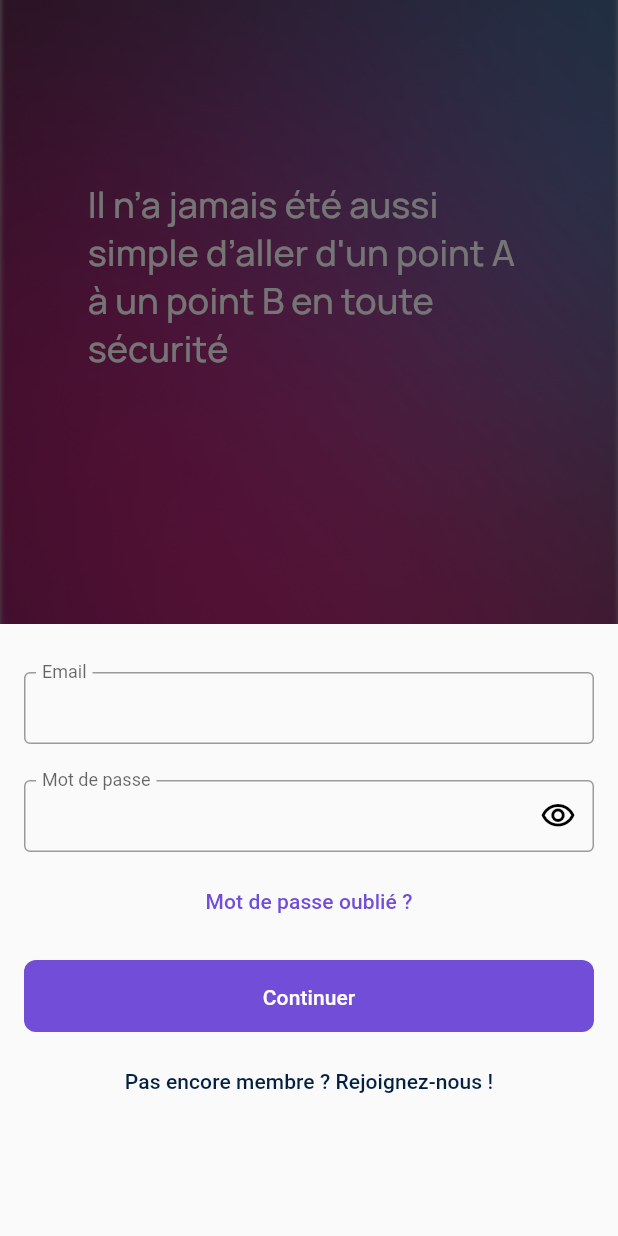
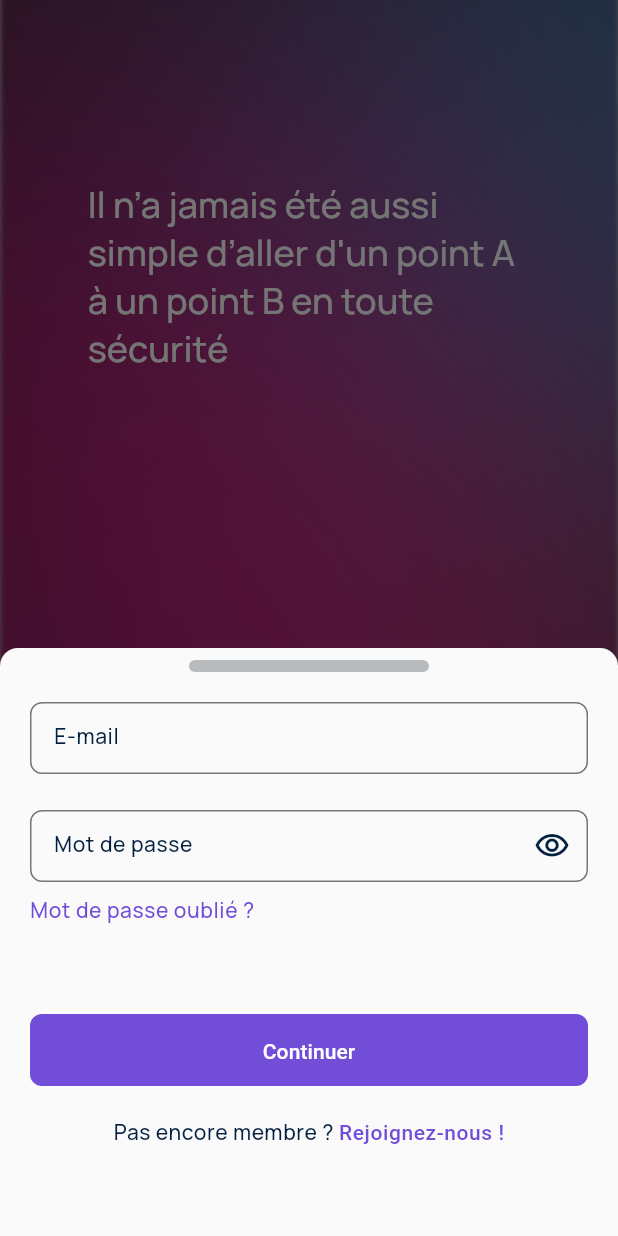
Before and after one commit to Swafe-app/swafe-app, a Flutter app: the screen it shows after launch, after a tap on "Tu as déjà un compte ? Se connecter", on a phone screen of 412 x 824 dp. Run offline on Flutter 3.47's test engine with Material 2 defaults, Android fonts, the phone set to English and light mode, and no system bars; our stand-ins replace cloud_firestore, email_validator, firebase_auth, firebase_core, firebase_database, flutter_map and 3 more; missing offline and left inert: dartleaf; accounts and stored records are empty; Roboto replaces fonts that are missing (SF Pro Display).

Commit message:
feat: display error message on signin

```diff
--- a/lib/components/TextField/textfield.dart
+++ b/lib/components/TextField/textfield.dart
@@ -1,5 +1,6 @@
 import 'package:flutter/material.dart';
 import 'package:swafe/DS/colors.dart';
+import 'package:swafe/DS/typographies.dart';
 
 class CustomTextField extends StatefulWidget {
   final String placeholder;
@@ -36,6 +37,10 @@ class CustomTextFieldState extends State<CustomTextField> {
       obscureText: widget.obscureText,
       decoration: InputDecoration(
         labelText: widget.placeholder,
+        labelStyle: typographyList
+            .firstWhere((info) => info.name == 'Body Large Medium')
+            .style
+            .copyWith(color: MyColors.primary10),
         enabledBorder: const OutlineInputBorder(
           borderRadius: BorderRadius.all(Radius.circular(8)),
           borderSide: BorderSide(
--- a/lib/main.dart
+++ b/lib/main.dart
@@ -11,9 +11,7 @@ import 'package:swafe/views/MainView/home.dart';
 Future<void> main() async {
   // Initialisez Firebase
   WidgetsFlutterBinding.ensureInitialized();
-  await Firebase.initializeApp(
-    options: DefaultFirebaseOptions.currentPlatform
-  );
+  await Firebase.initializeApp(options: DefaultFirebaseOptions.currentPlatform);
   runApp(const MyApp());
 }
 
@@ -28,23 +26,23 @@ class MyApp extends StatelessWidget {
         systemNavigationBarIconBrightness: Brightness.dark));
 
     FirebaseAuth auth = FirebaseAuth.instance;
-    Widget initialPage;
+    String initialRoute;
 
     final currentUser = auth.currentUser;
     if (currentUser != null) {
-      initialPage =
-          HomeView(welcomeMessage: "Bienvenue ${currentUser.email} !");
+      initialRoute = '/home';
     } else {
-      initialPage = const WelcomeView();
+      initialRoute = '/welcome';
     }
 
     return MaterialApp(
       debugShowCheckedModeBanner: false,
       theme: ThemeData.light(),
-      home: initialPage,
+      initialRoute: initialRoute,
       routes: {
-        '/login': (context) => const LoginView(),
         '/register': (context) => const RegisterView(),
+        '/welcome': (context) => const WelcomeView(),
+        '/home': (context) => const HomeView(),
       },
     );
   }
--- a/lib/views/LoginRegister/login_view.dart
+++ b/lib/views/LoginRegister/login_view.dart
@@ -1,181 +1,162 @@
-import 'package:email_validator/email_validator.dart';
 import 'package:firebase_auth/firebase_auth.dart';
+import 'package:flutter/foundation.dart';
 import 'package:flutter/material.dart';
-import 'package:flutter_keyboard_visibility/flutter_keyboard_visibility.dart';
 import 'package:swafe/DS/colors.dart';
-import 'package:swafe/DS/spacing.dart';
+import 'package:swafe/DS/typographies.dart';
 import 'package:swafe/components/Button/button.dart';
-import 'package:swafe/firebase/firebase_auth_services.dart';
-import 'package:swafe/views/LoginRegister/register.dart';
-import 'package:swafe/views/MainView/home.dart';
+import 'package:swafe/components/TextField/textfield.dart';
 
-void main() {
-  runApp(const MaterialApp(
-    home: LoginView(),
-  ));
+class LoginBottomSheet extends StatefulWidget {
+  const LoginBottomSheet({super.key});
+
+  @override
+  LoginBottomSheetState createState() => LoginBottomSheetState();
 }
 
-class LoginView extends StatefulWidget {
-  const LoginView({super.key});
+class LoginBottomSheetState extends State<LoginBottomSheet> {
+  String email = '';
+  String password = '';
+  bool visiblePassword = false;
+  String errorMessage = '';
+  final _authInstance = FirebaseAuth.instance;
 
-  @override
-  LoginViewState createState() => LoginViewState();
+  String getFirebaseErrorMessage(String errorCode) {
+    switch (errorCode) {
+      case 'user-not-found':
+        return 'Aucun utilisateur trouvé pour cet e-mail.';
+      case 'wrong-password':
+        return 'Mot de passe incorrect.';
+      case 'invalid-email':
+        return 'L\'adresse e-mail n\'est pas valide.';
+      case 'user-disabled':
+        return 'Le compte utilisateur a été désactivé.';
+      case 'too-many-requests':
+        return 'Trop de tentatives de connexion échouées. Veuillez réessayer plus tard.';
+      default:
+        return 'Une erreur est survenue lors de la connexion. Veuillez réessayer plus tard.';
+    }
   }
 
-class LoginViewState extends State<LoginView> {
-  bool isKeyboardVisible = false;
-  bool isEmailValid = true;
-  bool visiblePassword = false;
-  String email = '';
-  String password = '';
-  final FirebaseAuthService _authService = FirebaseAuthService();
+  Future<void> signIn() async {
+    try {
+      // Reset errorMessage
+      setState(() {
+        errorMessage = '';
+      });
 
-  @override
-  void initState() {
-    super.initState();
-    KeyboardVisibilityController().onChange.listen((bool visible) {
+      final user = await _authInstance.signInWithEmailAndPassword(
+          email: email, password: password);
+      if (user != null) {
+        Navigator.pushReplacementNamed(context, '/home');
+      }
+    } on FirebaseAuthException catch (e) {
+      if (kDebugMode) {
+        print("Firebase Error: $e");
+      }
       setState(() {
-        isKeyboardVisible = visible;
+        errorMessage = getFirebaseErrorMessage(e.code);
       });
+    } catch (e) {
+      if (kDebugMode) {
+        print("Error: $e");
+      }
+      setState(() {
+        errorMessage = "Une erreur est survenue lors de la connexion.";
       });
+    }
   }
 
   @override
   Widget build(BuildContext context) {
     return GestureDetector(
-      onTap: () {
-        if (isKeyboardVisible) {
-          FocusScope.of(context).unfocus();
-        }
-      },
+      onTap: () => FocusScope.of(context).unfocus(),
       child: Container(
-        padding: const EdgeInsets.all(Spacing
-            .standard), // Utilisation de Spacing.standard pour la marge globale
+        padding: const EdgeInsets.fromLTRB(20, 8, 20, 60),
         child: Column(
           mainAxisSize: MainAxisSize.min,
           children: [
+            // Barre visuel pour le BottomSheet
+            Container(
+              width: 160,
+              height: 8,
+              decoration: BoxDecoration(
+                color: MyColors.neutral70,
+                borderRadius: BorderRadius.circular(8),
+              ),
+            ),
+            const SizedBox(height: 20),
+            if (errorMessage.isNotEmpty)
               Padding(
-              padding: const EdgeInsets.only(top: Spacing.standard),
-              // Utilisation de Spacing.tripleExtraLarge pour la marge supérieure
-              child: Container(
-                decoration: const BoxDecoration(),
-                child: TextField(
-                  decoration: const InputDecoration(
-                    labelText: 'Email',
-                    border: OutlineInputBorder(),
-                    floatingLabelBehavior: FloatingLabelBehavior.always,
-                    contentPadding: EdgeInsets.all(Spacing
-                        .medium), // Utilisation de Spacing.medium pour le rembourrage
+                padding: const EdgeInsets.only(bottom: 20),
+                child: Text(
+                  errorMessage,
+                  style: typographyList
+                      .firstWhere((info) => info.name == 'Body Large Medium')
+                      .style
+                      .copyWith(color: MyColors.error40),
                 ),
+              ),
+            CustomTextField(
+              placeholder: 'E-mail',
               onChanged: (value) {
                 setState(() {
                   email = value;
-                      isEmailValid = EmailValidator.validate(email);
                 });
               },
               keyboardType: TextInputType.emailAddress,
             ),
-              ),
-            ),
-            const SizedBox(height: Spacing.extraLarge),
-            // Utilisation de Spacing.small pour l'espacement vertical
-            TextField(
+            const SizedBox(height: 24),
+            CustomTextField(
+              placeholder: 'Mot de passe',
               onChanged: (value) {
                 setState(() {
                   password = value;
                 });
               },
-              decoration: InputDecoration(
-                labelText: 'Mot de passe',
-                border: const OutlineInputBorder(),
-                floatingLabelBehavior: FloatingLabelBehavior.always,
-                contentPadding: const EdgeInsets.all(Spacing.medium),
-                suffixIcon: IconButton(
-                  onPressed: () =>
+              obscureText: !visiblePassword,
+              rightIcon: visiblePassword
+                  ? Icons.visibility_off_outlined
+                  : Icons.visibility_outlined,
+              onRightIconPressed: () =>
                   setState(() => visiblePassword = !visiblePassword),
-                  icon: Icon(!visiblePassword
-                      ? Icons.visibility_outlined
-                      : Icons.visibility_off_outlined),
-                  color: Colors.black,
             ),
-              ),
-              obscureText: !visiblePassword,
-            ),
-            const SizedBox(height: Spacing.small),
-            if (!isEmailValid)
-              const Padding(
-                padding: EdgeInsets.only(left: Spacing.small),
-                // Utilisation de Spacing.medium pour le padding
+            const SizedBox(height: 8),
+            Align(
+              alignment: Alignment.centerLeft,
+              child: InkWell(
+                onTap: () {},
                 child: Text(
-                  "Veuillez saisir une adresse e-mail valide",
-                  style: TextStyle(
-                    color: MyColors.error40,
-                    fontSize: 12,
+                  'Mot de passe oublié ?',
+                  style: typographyList
+                      .firstWhere((info) => info.name == 'Body Large Medium')
+                      .style
+                      .copyWith(color: MyColors.secondary40),
                 ),
               ),
             ),
-            const SizedBox(height: Spacing.none),
-            const CustomButton(
-              label: "Mot de passe oublié ?",
-              type: ButtonType.text,
-              textColor: MyColors.secondary40,
+            const SizedBox(height: 60),
+            CustomButton(
+              label: 'Continuer',
+              onPressed: () => signIn(),
             ),
-            const SizedBox(height: Spacing.standard),
-            // Utilisation de Spacing.standard pour l'espacement vertical
-            Column(
-              children: [
-                CustomButton(
-                  label: "Continuer",
-                  fillColor: MyColors.secondary40,
-                  textColor: MyColors.defaultWhite,
-                  onPressed: isEmailValid
-                      ? () async {
-                          User? user =
-                              await _authService.signInWithEmailAndPassword(
-                            email,
-                            password,
-                          );
-
-                          if (user != null) {
-                            Navigator.pushReplacement(
-                              context,
-                              MaterialPageRoute(
-                                builder: (context) => HomeView(
-                                  welcomeMessage: "Bienvenue ${user.email} !",
+            const SizedBox(height: 20),
+            InkWell(
+              onTap: () => Navigator.pushNamed(context, '/register'),
+              child: RichText(
+                text: TextSpan(
+                  style: typographyList
+                      .firstWhere((info) => info.name == 'Body Large Medium')
+                      .style
+                      .copyWith(color: MyColors.primary10),
+                  children: const <TextSpan>[
+                    TextSpan(text: 'Pas encore membre ? '),
+                    TextSpan(
+                      text: 'Rejoignez-nous !',
+                      style: TextStyle(color: MyColors.secondary40),
+                    ),
+                  ],
                 ),
               ),
-                            );
-                          } else {
-                            // Gérer la connexion échouée
-                          }
-                        }
-                      : null,
-                ),
-                const SizedBox(height: Spacing.small),
-                CustomButton(
-                  label: "Pas encore membre ? Rejoignez-nous !",
-                  type: ButtonType.text,
-                  fillColor: null,
-                  // Set to the desired fill color
-                  strokeColor: null,
-                  // Set to the desired stroke color
-                  textColor: MyColors.primary10,
-                  // Set to the desired text color
-                  onPressed: () {
-                    Navigator.push(
-                      context,
-                      MaterialPageRoute(
-                        builder: (context) => const RegisterView(),
-                      ),
-                    );
-                  },
-                  isLoading: false,
-                  isDisabled: false,
-                  icon: null,
-                ),
-                const SizedBox(height: Spacing.huge),
-                // Utilisation de Spacing.huge pour l'espacement vertical
-              ],
             ),
           ],
         ),
--- a/lib/views/LoginRegister/register.dart
+++ b/lib/views/LoginRegister/register.dart
@@ -96,9 +96,7 @@ class RegisterViewState extends State<RegisterView> {
         Navigator.pushReplacement(
           context,
           MaterialPageRoute(
-            builder: (context) => HomeView(
-              welcomeMessage: "Bienvenue ${user.email} !",
-            ),
+            builder: (context) => HomeView(),
           ),
         );
       } else {
--- a/lib/views/LoginRegister/welcome_view.dart
+++ b/lib/views/LoginRegister/welcome_view.dart
@@ -3,46 +3,32 @@ import 'package:swafe/DS/colors.dart'; // Importation de couleurs personnalisée
 import 'package:swafe/DS/spacing.dart';
 import 'package:swafe/components/Button/button.dart';
 import 'package:swafe/ds/typographies.dart'; // Importation de styles de texte personnalisés.
-import 'package:swafe/views/LoginRegister/login_view.dart'; // Importation de la vue de connexion.
+import 'package:swafe/views/LoginRegister/login_view.dart';
 import 'package:swafe/views/LoginRegister/register.dart'; // Importation de la vue d'inscription.
 
 void main() {
   runApp(const MaterialApp(
-    home:
-        WelcomeView(), // Afficher la vue de bienvenue en tant qu'écran d'accueil.
+    home: WelcomeView(),
   ));
 }
 
 class WelcomeView extends StatelessWidget {
   const WelcomeView({super.key});
 
-// Fonction pour afficher la feuille de bas de connexion
+  // Fonction pour afficher la modal de connexion
   void _showLoginBottomSheet(BuildContext context) {
     showModalBottomSheet(
       context: context,
-      isScrollControlled: true,
-      builder: (BuildContext context) {
-        return GestureDetector(
-          onTap: () {
-            FocusScope.of(context)
-                .unfocus(); // Fermer le clavier lorsque l'utilisateur clique en dehors de la feuille.
-          },
-          child: SingleChildScrollView(
-            child: Container(
-              padding: EdgeInsets.only(
-                bottom: MediaQuery.of(context).viewInsets.bottom +
-                    Spacing
-                        .standard, // Utilisation de la constante Spacing.standard pour l'espacement.
-              ),
-              child: const LoginView(), // Afficher la vue de connexion.
-            ),
-          ),
-        );
-      },
+      shape: const RoundedRectangleBorder(
+        borderRadius: BorderRadius.vertical(
+          top: Radius.circular(12),
+        ),
+      ),
+      builder: (context) => const LoginBottomSheet()
     );
   }
 
-// Fonction pour naviguer vers la page d'inscription
+  // Fonction pour naviguer vers la page d'inscription
   void _showRegisterPage(BuildContext context) {
     Navigator.of(context)
         .push(MaterialPageRoute(builder: (context) => const RegisterView()));
@@ -82,8 +68,8 @@ class WelcomeView extends StatelessWidget {
                     ),
                   ),
                 ),
+                // Espace flexible pour occuper l'espace entre le texte et les boutons
                 const Spacer(),
-                // Espace flexible pour occuper l'espace entre le texte et les boutons.
                 Container(
                     width: double.infinity,
                     padding:
@@ -97,8 +83,7 @@ class WelcomeView extends StatelessWidget {
                           textColor: MyColors.defaultWhite,
                           mainAxisSize: MainAxisSize.max,
                           onPressed: () {
-                            _showLoginBottomSheet(
-                                context); // Afficher la feuille de bas de connexion.
+                            _showLoginBottomSheet(context);
                           },
                         ),
                         const SizedBox(height: Spacing.small),
@@ -108,8 +93,7 @@ class WelcomeView extends StatelessWidget {
                           textColor: MyColors.primary10,
                           mainAxisSize: MainAxisSize.max,
                           onPressed: () {
-                            _showRegisterPage(
-                                context); // Naviguer vers la page d'inscription.
+                            _showRegisterPage(context);
                           },
                         )
                       ],
--- a/lib/views/MainView/home.dart
+++ b/lib/views/MainView/home.dart
@@ -4,9 +4,7 @@ import 'repertoire.dart';
 import 'profil.dart';
 
 class HomeView extends StatelessWidget {
-  final String welcomeMessage;
-
-  const HomeView({super.key, required this.welcomeMessage});
+  const HomeView({super.key});
 
   @override
   Widget build(BuildContext context) {
```
Lines whose indentation alone changed are shown as unchanged.
